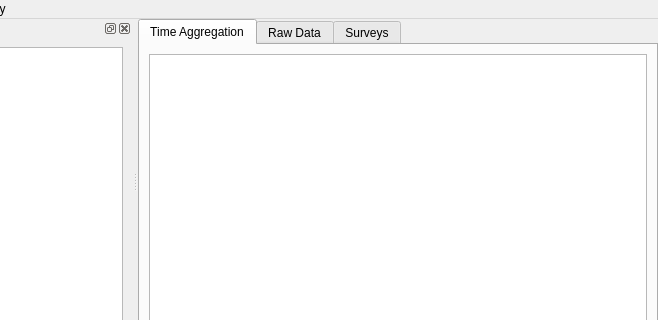
Qt form analyzer/mainwindow.ui (KDE/kuserfeedback) before a commit; both pictures show x 142 to 800 and y 0 to 320 of the 800 by 600 pixel window.
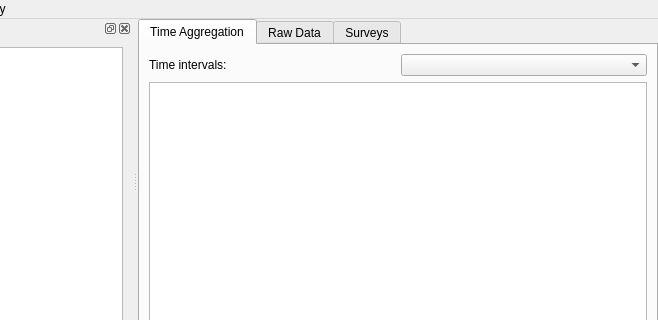
The same form after that commit.

Commit message: Allow to change the aggregation interval.

What changed in the file:
```diff
--- a/analyzer/mainwindow.ui
+++ b/analyzer/mainwindow.ui
@@ -37,6 +37,23 @@
         <string>Time Aggregation</string>
        </attribute>
        <layout class="QVBoxLayout" name="verticalLayout_6">
+        <item>
+         <layout class="QHBoxLayout" name="horizontalLayout">
+          <item>
+           <widget class="QLabel" name="label">
+            <property name="text">
+             <string>Time intervals:</string>
+            </property>
+            <property name="buddy">
+             <cstring>timeAggregationMode</cstring>
+            </property>
+           </widget>
+          </item>
+          <item>
+           <widget class="QComboBox" name="timeAggregationMode"/>
+          </item>
+         </layout>
+        </item>
         <item>
          <widget class="QTableView" name="timeAggregationView"/>
         </item>
```
The commit also changes 3 other files.
